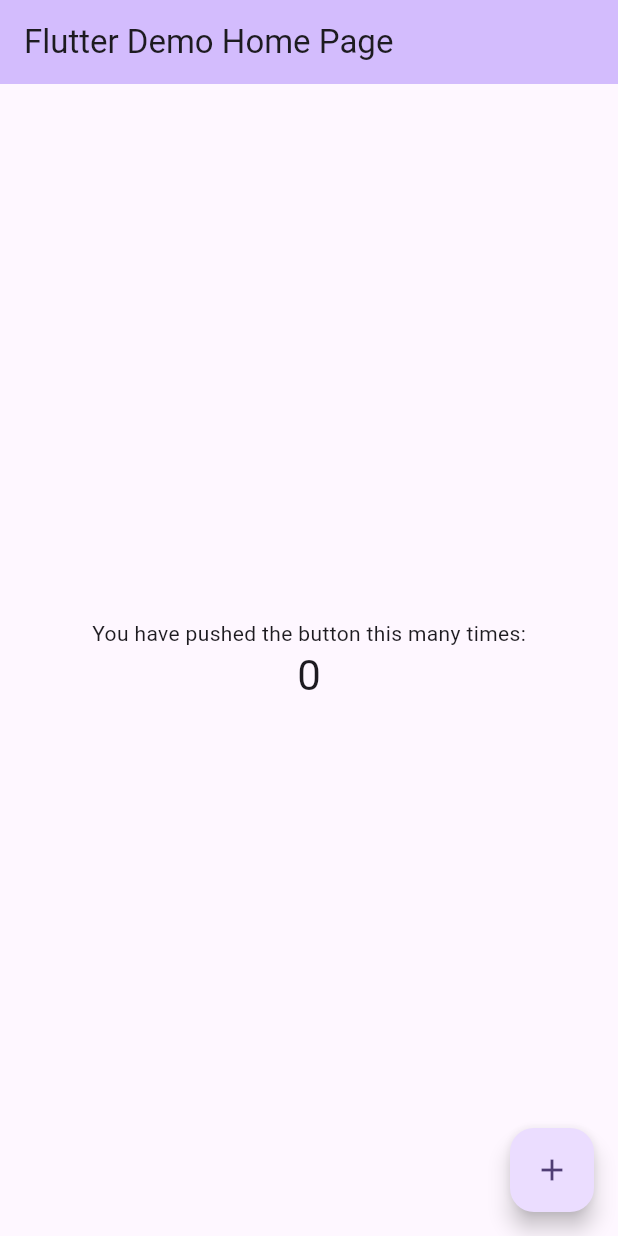
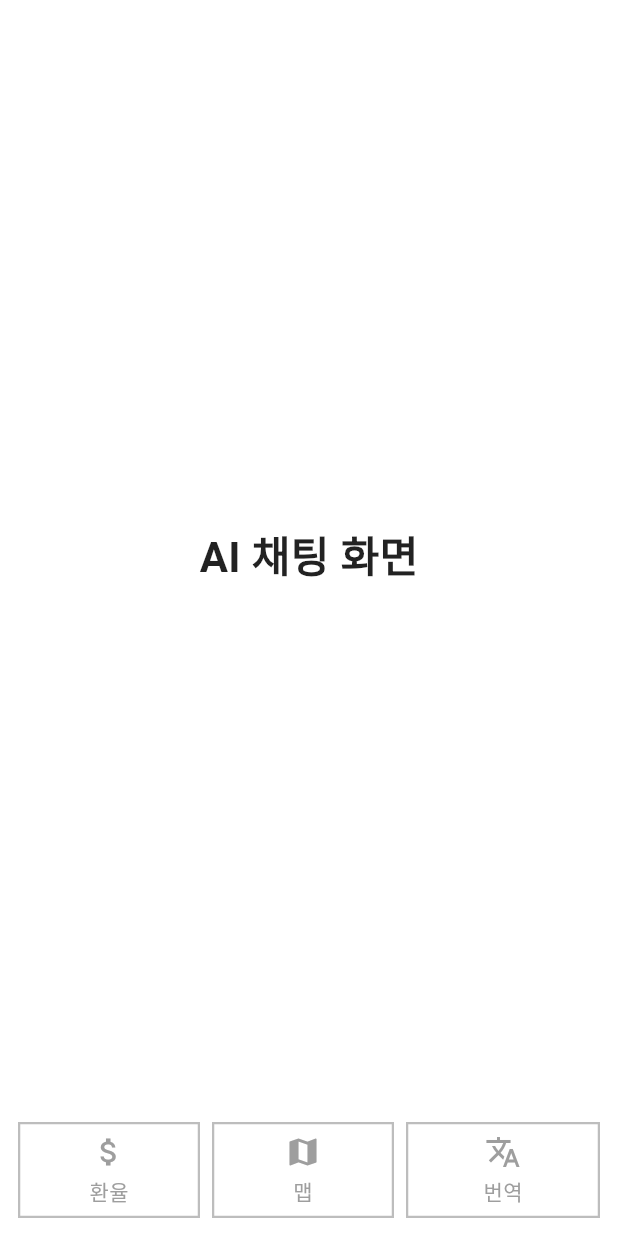
Before and after one commit to soan76/Tripbler-app, a Flutter app: the screen it shows after launch, on a phone screen of 412 x 824 dp. Run offline on Flutter 3.47's test engine with Material 3 defaults, Android fonts, the phone set to English and light mode, and no system bars.

Commit message:
탭 버튼 및 화면 , 홈 화면 생성

```diff
--- a/lib/main.dart
+++ b/lib/main.dart
@@ -1,122 +1,28 @@
 import 'package:flutter/material.dart';
+import 'package:provider/provider.dart';
+
+import 'providers/tab_provider.dart';
+import 'screens/main_screen.dart';
 
 void main() {
-  runApp(const MyApp());
+  runApp(
+    ChangeNotifierProvider(
+      create: (context) => TabProvider(),
+      child: const TripblerApp(),
+    ),
+  );
 }
 
-class MyApp extends StatelessWidget {
-  const MyApp({super.key});
+class TripblerApp extends StatelessWidget {
+  const TripblerApp({super.key});
 
-  // This widget is the root of your application.
   @override
   Widget build(BuildContext context) {
     return MaterialApp(
-      title: 'Flutter Demo',
-      theme: ThemeData(
-        // This is the theme of your application.
-        //
-        // TRY THIS: Try running your application with "flutter run". You'll see
-        // the application has a purple toolbar. Then, without quitting the app,
-        // try changing the seedColor in the colorScheme below to Colors.green
-        // and then invoke "hot reload" (save your changes or press the "hot
-        // reload" button in a Flutter-supported IDE, or press "r" if you used
-        // the command line to start the app).
-        //
-        // Notice that the counter didn't reset back to zero; the application
-        // state is not lost during the reload. To reset the state, use hot
-        // restart instead.
-        //
-        // This works for code too, not just values: Most code changes can be
-        // tested with just a hot reload.
-        colorScheme: ColorScheme.fromSeed(seedColor: Colors.deepPurple),
-      ),
-      home: const MyHomePage(title: 'Flutter Demo Home Page'),
+      debugShowCheckedModeBanner: false,
+      title: 'Tripbler',
+      theme: ThemeData(useMaterial3: true, fontFamily: 'Roboto'),
+      home: const MainScreen(),
     );
   }
 }
-
-class MyHomePage extends StatefulWidget {
-  const MyHomePage({super.key, required this.title});
-
-  // This widget is the home page of your application. It is stateful, meaning
-  // that it has a State object (defined below) that contains fields that affect
-  // how it looks.
-
-  // This class is the configuration for the state. It holds the values (in this
-  // case the title) provided by the parent (in this case the App widget) and
-  // used by the build method of the State. Fields in a Widget subclass are
-  // always marked "final".
-
-  final String title;
-
-  @override
-  State<MyHomePage> createState() => _MyHomePageState();
-}
-
-class _MyHomePageState extends State<MyHomePage> {
-  int _counter = 0;
-
-  void _incrementCounter() {
-    setState(() {
-      // This call to setState tells the Flutter framework that something has
-      // changed in this State, which causes it to rerun the build method below
-      // so that the display can reflect the updated values. If we changed
-      // _counter without calling setState(), then the build method would not be
-      // called again, and so nothing would appear to happen.
-      _counter++;
-    });
-  }
-
-  @override
-  Widget build(BuildContext context) {
-    // This method is rerun every time setState is called, for instance as done
-    // by the _incrementCounter method above.
-    //
-    // The Flutter framework has been optimized to make rerunning build methods
-    // fast, so that you can just rebuild anything that needs updating rather
-    // than having to individually change instances of widgets.
-    return Scaffold(
-      appBar: AppBar(
-        // TRY THIS: Try changing the color here to a specific color (to
-        // Colors.amber, perhaps?) and trigger a hot reload to see the AppBar
-        // change color while the other colors stay the same.
-        backgroundColor: Theme.of(context).colorScheme.inversePrimary,
-        // Here we take the value from the MyHomePage object that was created by
-        // the App.build method, and use it to set our appbar title.
-        title: Text(widget.title),
-      ),
-      body: Center(
-        // Center is a layout widget. It takes a single child and positions it
-        // in the middle of the parent.
-        child: Column(
-          // Column is also a layout widget. It takes a list of children and
-          // arranges them vertically. By default, it sizes itself to fit its
-          // children horizontally, and tries to be as tall as its parent.
-          //
-          // Column has various properties to control how it sizes itself and
-          // how it positions its children. Here we use mainAxisAlignment to
-          // center the children vertically; the main axis here is the vertical
-          // axis because Columns are vertical (the cross axis would be
-          // horizontal).
-          //
-          // TRY THIS: Invoke "debug painting" (choose the "Toggle Debug Paint"
-          // action in the IDE, or press "p" in the console), to see the
-          // wireframe for each widget.
-          mainAxisAlignment: MainAxisAlignment.center,
-          children: <Widget>[
-            const Text('You have pushed the button this many times:'),
-            Text(
-              '$_counter',
-              style: Theme.of(context).textTheme.headlineMedium,
-            ),
-          ],
-        ),
-      ),
-      floatingActionButton: FloatingActionButton(
-        onPressed: _incrementCounter,
-        tooltip: 'Increment',
-        child: const Icon(Icons.add),
-      ), // This trailing comma makes auto-formatting nicer for build methods.
-    );
-  }
-}
--- /dev/null
+++ b/lib/models/tab_item.dart
@@ -0,0 +1,13 @@
+import 'package:flutter/material.dart';
+
+class TabItem {
+  final String label;
+  final IconData icon;
+  final Color backgroundColor;
+
+  const TabItem({
+    required this.label,
+    required this.icon,
+    required this.backgroundColor,
+  });
+}
--- /dev/null
+++ b/lib/screens/ai_chat_screen.dart
@@ -0,0 +1,24 @@
+import 'package:flutter/material.dart';
+
+class AiChatScreen extends StatelessWidget {
+  const AiChatScreen({super.key});
+
+  @override
+  Widget build(BuildContext context) {
+    return Container(
+      width: double.infinity,
+      height: double.infinity,
+      color: Colors.white,
+      child: const Center(
+        child: Text(
+          'AI 채팅 화면',
+          style: TextStyle(
+            fontSize: 28,
+            fontWeight: FontWeight.bold,
+            color: Colors.black87,
+          ),
+        ),
+      ),
+    );
+  }
+}
--- /dev/null
+++ b/lib/screens/main_screen.dart
@@ -0,0 +1,77 @@
+import 'package:flutter/material.dart';
+
+import '../models/tab_item.dart';
+import '../widgets/bottom_tab_bar.dart';
+import 'ai_chat_screen.dart';
+import 'exchange_screen.dart';
+import 'map_screen.dart';
+import 'translation_screen.dart';
+
+class MainScreen extends StatefulWidget {
+  const MainScreen({super.key});
+
+  @override
+  State<MainScreen> createState() => _MainScreenState();
+}
+
+class _MainScreenState extends State<MainScreen> {
+  int selectedIndex = -1;
+
+  final List<TabItem> tabs = const [
+    TabItem(
+      label: '환율',
+      icon: Icons.attach_money,
+      backgroundColor: Color(0xFFB3E5FC),
+    ),
+    TabItem(label: '맵', icon: Icons.map, backgroundColor: Color(0xFFFFCC80)),
+    TabItem(
+      label: '번역',
+      icon: Icons.translate,
+      backgroundColor: Color(0xFFC5E1A5),
+    ),
+  ];
+
+  void handleTabTap(int index) {
+    setState(() {
+      if (selectedIndex == index) {
+        selectedIndex = -1;
+      } else {
+        selectedIndex = index;
+      }
+    });
+  }
+
+  Widget getCurrentScreen() {
+    switch (selectedIndex) {
+      case 0:
+        return const ExchangeScreen();
+      case 1:
+        return const MapScreen();
+      case 2:
+        return const TranslationScreen();
+      default:
+        return const AiChatScreen();
+    }
+  }
+
+  @override
+  Widget build(BuildContext context) {
+    return Scaffold(
+      backgroundColor: selectedIndex == -1
+          ? Colors.white
+          : tabs[selectedIndex].backgroundColor,
+      body: SafeArea(
+        child: Column(
+          children: [
+            Expanded(child: getCurrentScreen()),
+            BottomTabBar(
+              tabs: tabs,
+              selectedIndex: selectedIndex,
+              onTabTap: handleTabTap,
+            ),
+          ],
+        ),
+      ),
+    );
+  }
+}
--- /dev/null
+++ b/lib/widgets/bottom_tab_bar.dart
@@ -0,0 +1,70 @@
+import 'package:flutter/material.dart';
+import '../models/tab_item.dart';
+
+class BottomTabBar extends StatelessWidget {
+  final List<TabItem> tabs;
+  final int selectedIndex;
+  final ValueChanged<int> onTabTap;
+
+  const BottomTabBar({
+    super.key,
+    required this.tabs,
+    required this.selectedIndex,
+    required this.onTabTap,
+  });
+
+  @override
+  Widget build(BuildContext context) {
+    return Container(
+      width: double.infinity,
+      padding: const EdgeInsets.fromLTRB(12, 8, 12, 12),
+      color: Colors.white,
+      child: Row(
+        children: List.generate(tabs.length, (index) {
+          final bool isSelected = selectedIndex == index;
+
+          return Expanded(
+            child: Padding(
+              padding: EdgeInsets.only(right: index == tabs.length - 1 ? 0 : 8),
+              child: GestureDetector(
+                onTap: () => onTabTap(index),
+                child: Container(
+                  height: 64,
+                  decoration: BoxDecoration(
+                    color: Colors.white,
+                    borderRadius: BorderRadius.zero,
+                    border: Border.all(
+                      color: isSelected ? Colors.blue : Colors.grey.shade400,
+                      width: 1.5,
+                    ),
+                  ),
+                  child: Column(
+                    mainAxisAlignment: MainAxisAlignment.center,
+                    children: [
+                      Icon(
+                        tabs[index].icon,
+                        color: isSelected ? Colors.blue : Colors.grey,
+                        size: 24,
+                      ),
+                      const SizedBox(height: 4),
+                      Text(
+                        tabs[index].label,
+                        style: TextStyle(
+                          fontSize: 14,
+                          fontWeight: isSelected
+                              ? FontWeight.bold
+                              : FontWeight.normal,
+                          color: isSelected ? Colors.blue : Colors.grey,
+                        ),
+                      ),
+                    ],
+                  ),
+                ),
+              ),
+            ),
+          );
+        }),
+      ),
+    );
+  }
+}
--- a/pubspec.yaml
+++ b/pubspec.yaml
@@ -28,6 +28,7 @@ environment:
 # the latest version available on pub.dev. To see which dependencies have newer
 # versions available, run `flutter pub outdated`.
 dependencies:
+  provider: ^6.1.2
   flutter:
     sdk: flutter
 
```
Also changed, not shown: lib/providers/tab_provider.dart (added, +25 -0 lines), lib/screens/exchange_screen.dart (added, +24 -0 lines), lib/screens/map_screen.dart (added, +24 -0 lines), lib/screens/translation_screen.dart (added, +24 -0 lines), pubspec.lock.
